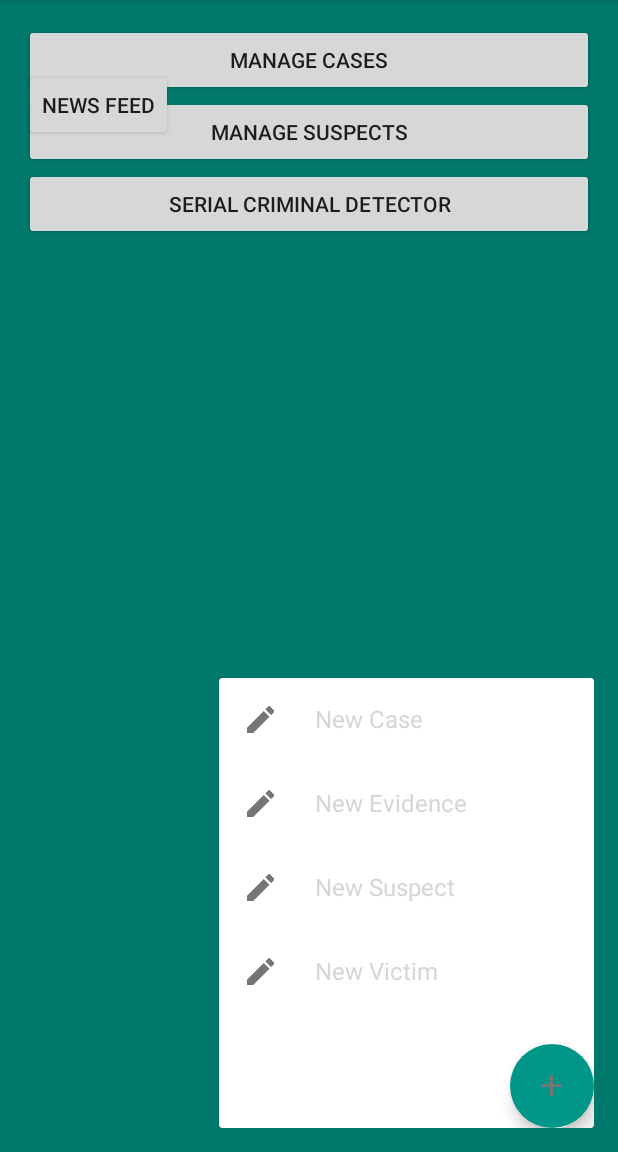
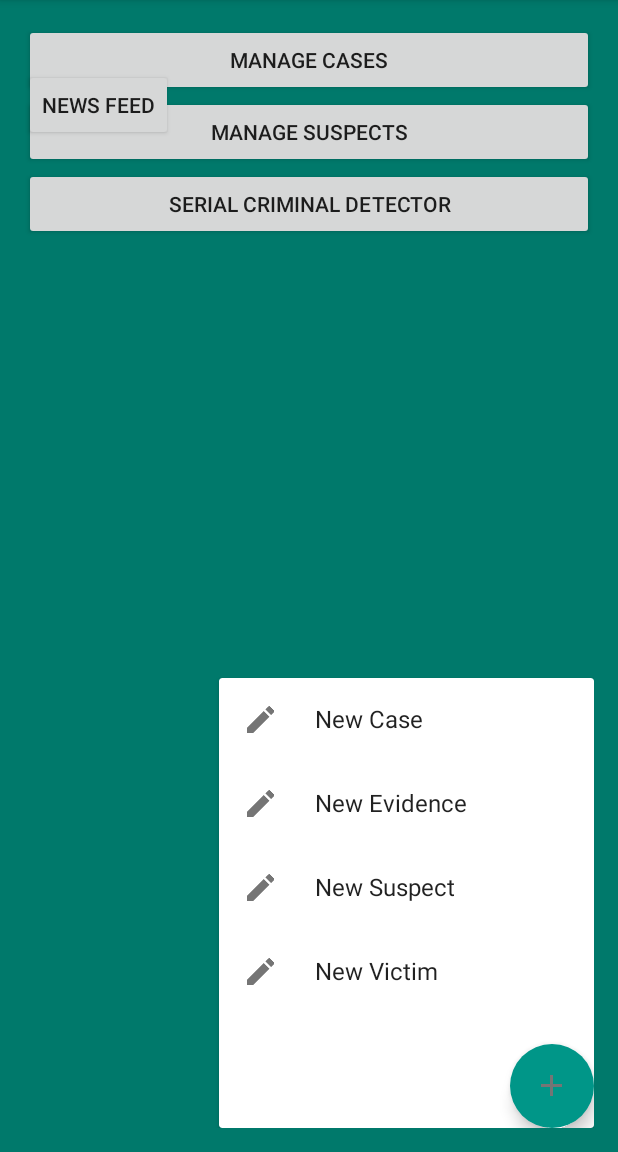
Before and after one commit to alshekaili50/SCD, an Android app: the main_menu screen opened directly, with no data from a screen before it, on a phone screen of 412 x 824 dp, the part 84-1236 px from its top. Run offline under Robolectric (Android 15) with nearby library versions, the phone set to English and light mode, and no system bars; our stand-ins replace Volley; libraries missing offline, so code that uses them is left out: com.gordonwong.materialsheetfab; plain views replace DimOverlayFrameLayout, RevealLinearLayout; 2 statements that could not run were skipped.

Commit message:
*Added and fixed color values

```diff
--- a/app/src/main/res/values/colors.xml
+++ b/app/src/main/res/values/colors.xml
@@ -50,5 +50,7 @@
     <color name="theme_primary_dark2">#006064</color>
     <color name="background_card">#8BC34A</color>
     <color name="background_snackbar">#323232</color>
+    <color name="text_black_87">#de000000</color>
+    <color name="text_white_87">#deFFFFFF</color>
 
 </resources>
```
